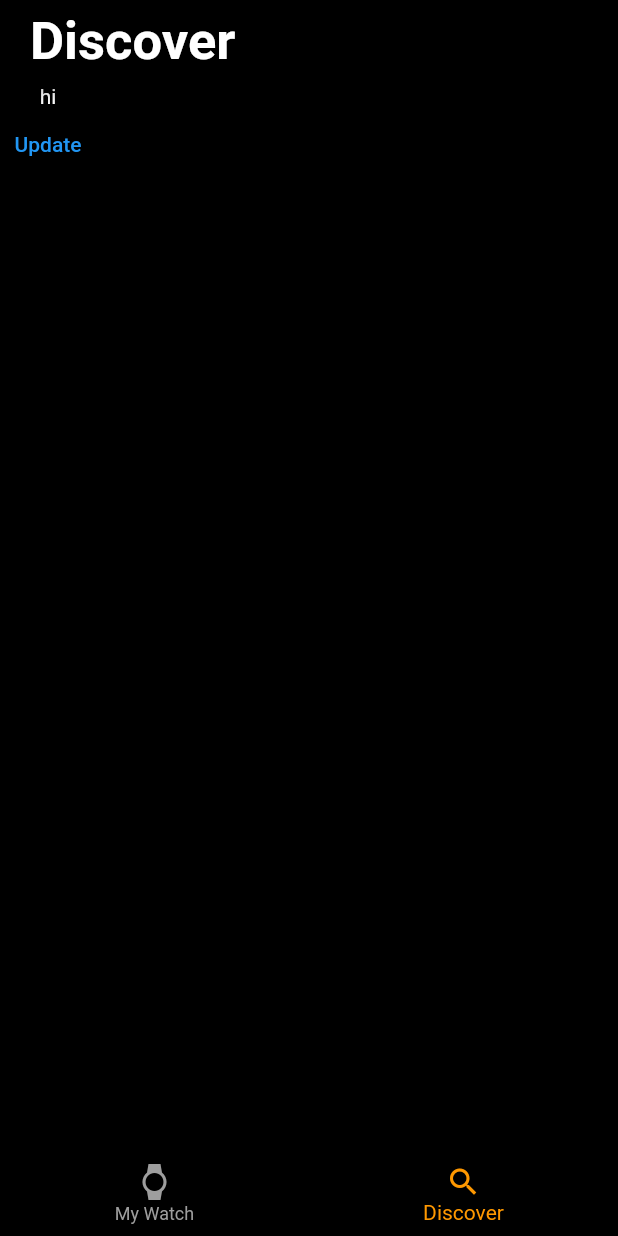
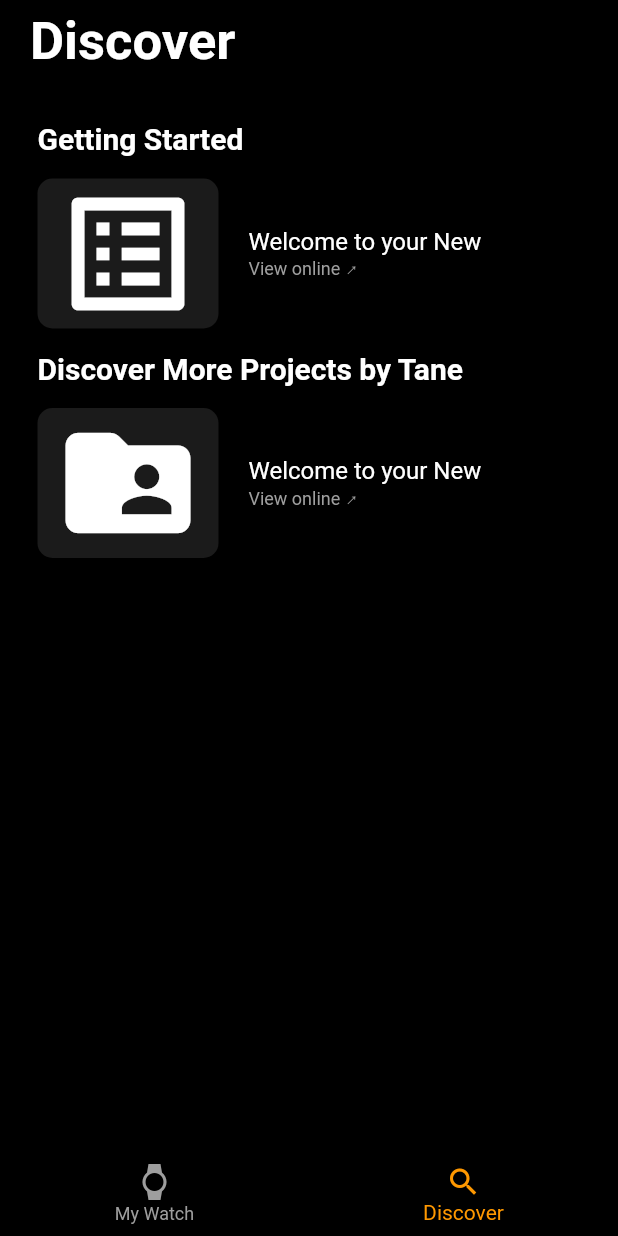
Before and after one commit to TaneHerbert/MyWatchApp, a Flutter app: the screen it shows after launch, item 2 of the bottom bar chosen, on a phone screen of 412 x 824 dp. Run offline on Flutter 3.47's test engine with Material 2 defaults, Android fonts, the phone set to English and light mode, and no system bars; our stand-ins replace carousel_slider, flutter_blue, font_awesome_flutter.

Commit message:
Made discover page nicer and added ability to launch links with certain containers

```diff
--- a/lib/discover_page.dart
+++ b/lib/discover_page.dart
@@ -1,4 +1,5 @@
 import 'package:flutter/material.dart';
+import 'package:url_launcher/url_launcher.dart';
 
 class DiscoverPage extends StatefulWidget {
   const DiscoverPage({super.key});
@@ -8,20 +9,129 @@ class DiscoverPage extends StatefulWidget {
 }
 
 class _DiscoverPageState extends State<DiscoverPage> {
+  final Uri _url = Uri.parse('https://google.com');
+
+  Future<void> _launchUrl() async {
+    if (!await launchUrl(_url)) {
+      throw 'Could not launch $_url';
+    }
+  }
+
   @override
   Widget build(BuildContext context) {
     return Scaffold(
-        body: Column(
-      children: [
-        const Text(
-          'hi',
-          style: TextStyle(color: Colors.white),
-        ),
-        TextButton(
-          onPressed: () {},
-          child: const Text('Update'),
-        ),
-      ],
+        body: Padding(
+      padding: const EdgeInsets.all(25),
+      child: Column(
+        crossAxisAlignment: CrossAxisAlignment.start,
+        children: [
+          const Padding(
+            padding: EdgeInsets.only(bottom: 15),
+            child: Text(
+              'Getting Started',
+              style: TextStyle(
+                color: Colors.white,
+                fontWeight: FontWeight.bold,
+                fontSize: 20,
+              ),
+            ),
+          ),
+          Row(
+            children: [
+              Expanded(
+                flex: 1,
+                child: Container(
+                    height: 100,
+                    decoration: BoxDecoration(
+                      color: const Color.fromARGB(200, 34, 34, 34),
+                      borderRadius: BorderRadius.circular(10),
+                    ),
+                    child: const Icon(
+                      Icons.list_alt_outlined,
+                      size: 100,
+                      color: Colors.white,
+                    )),
+              ),
+              Expanded(
+                flex: 2,
+                child: InkWell(
+                  onTap: _launchUrl,
+                  child: SizedBox(
+                    child: Padding(
+                      padding: const EdgeInsets.only(left: 20),
+                      child: Column(
+                        crossAxisAlignment: CrossAxisAlignment.start,
+                        children: const [
+                          Text(
+                            "Welcome to your New",
+                            style: TextStyle(color: Colors.white, fontSize: 16),
+                          ),
+                          Text(
+                            "View online ↗",
+                            style: TextStyle(color: Colors.grey, fontSize: 12),
+                          ),
+                        ],
+                      ),
+                    ),
+                  ),
+                ),
+              )
+            ],
+          ),
+          const Padding(
+            padding: EdgeInsets.only(top: 15, bottom: 15),
+            child: Text(
+              'Discover More Projects by Tane',
+              style: TextStyle(
+                  color: Colors.white,
+                  fontWeight: FontWeight.bold,
+                  fontSize: 20),
+            ),
+          ),
+          Row(
+            children: [
+              Expanded(
+                flex: 1,
+                child: Container(
+                    height: 100,
+                    decoration: BoxDecoration(
+                      color: const Color.fromARGB(200, 34, 34, 34),
+                      borderRadius: BorderRadius.circular(10),
+                    ),
+                    child: const Icon(
+                      Icons.folder_shared_rounded,
+                      size: 100,
+                      color: Colors.white,
+                    )),
+              ),
+              Expanded(
+                flex: 2,
+                child: InkWell(
+                  onTap: _launchUrl,
+                  child: SizedBox(
+                    child: Padding(
+                      padding: const EdgeInsets.only(left: 20),
+                      child: Column(
+                        crossAxisAlignment: CrossAxisAlignment.start,
+                        children: const [
+                          Text(
+                            "Welcome to your New",
+                            style: TextStyle(color: Colors.white, fontSize: 16),
+                          ),
+                          Text(
+                            "View online ↗",
+                            style: TextStyle(color: Colors.grey, fontSize: 12),
+                          ),
+                        ],
+                      ),
+                    ),
+                  ),
+                ),
+              )
+            ],
+          )
+        ],
+      ),
     ));
   }
 }
--- a/pubspec.yaml
+++ b/pubspec.yaml
@@ -39,6 +39,7 @@ dependencies:
   carousel_slider: ^4.2.1
   font_awesome_flutter: ^10.3.0
   intl: ^0.17.0
+  url_launcher: ^6.1.7
 
 dev_dependencies:
   flutter_test:
```
Also changed, not shown: lib/face_gallery_page.dart (deleted, +0 -250 lines), lib/setAlarm.dart (deleted, +0 -22 lines), pubspec.lock, 6 other files.
